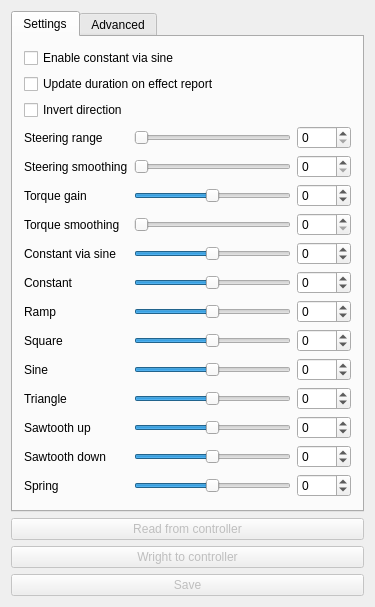
Qt form mainwindow.ui (clintonium-119/bldc-ffb-wheel-ui) before a commit.
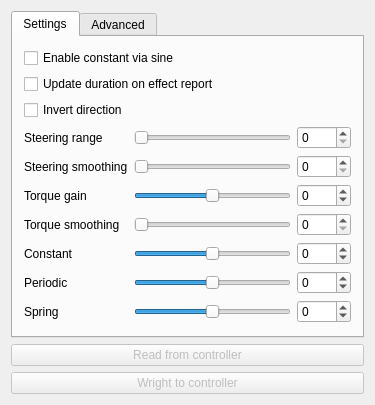
The same form after that commit.

What changed in the file:
```diff
--- a/mainwindow.ui
+++ b/mainwindow.ui
@@ -10,7 +10,7 @@
     <x>0</x>
     <y>0</y>
     <width>375</width>
-    <height>579</height>
+    <height>382</height>
    </rect>
   </property>
   <property name="sizePolicy">
@@ -43,7 +43,7 @@
         <item>
          <widget class="QCheckBox" name="enableConstantViaSinCheckBox">
           <property name="toolTip">
-           <string/>
+           <string>Some games use sine effect to emulate constant force (for example Raceroom) Check this box for correct effects in such games.</string>
           </property>
           <property name="text">
            <string>Enable constant via sine</string>
@@ -52,6 +52,9 @@
         </item>
         <item>
          <widget class="QCheckBox" name="updateDurationOnEffectReportCheckBox">
+          <property name="toolTip">
+           <string>Some games do not update effects duration correctly. Keep this box checked unless your game does not stop effects correctly.</string>
+          </property>
           <property name="text">
            <string>Update duration on effect report</string>
           </property>
@@ -59,6 +62,9 @@
         </item>
         <item>
          <widget class="QCheckBox" name="invertDirection_1">
+          <property name="toolTip">
+           <string>Uncheck/check this box if your wheel turns to wrong side in game</string>
+          </property>
           <property name="text">
            <string>Invert direction</string>
           </property>
@@ -66,180 +72,31 @@
         </item>
         <item>
          <layout class="QGridLayout" name="gridLayout">
-          <item row="1" column="0">
-           <widget class="QLabel" name="label_27">
-            <property name="text">
-             <string>Steering smoothing</string>
+          <item row="3" column="0">
+           <widget class="QLabel" name="label_21">
+            <property name="toolTip">
+             <string>Filter for torque output smoothness. Increase value if FFB effects are noisy in game.</string>
             </property>
-           </widget>
-          </item>
-          <item row="4" column="1">
-           <widget class="QSlider" name="constantViaSineSlider_1">
-            <property name="minimum">
-             <number>-100</number>
-            </property>
-            <property name="maximum">
-             <number>100</number>
-            </property>
-            <property name="orientation">
-             <enum>Qt::Horizontal</enum>
-            </property>
-           </widget>
-          </item>
-          <item row="6" column="1">
-           <widget class="QSlider" name="rampSlider_1">
-            <property name="minimum">
-             <number>-100</number>
-            </property>
-            <property name="maximum">
-             <number>100</number>
-            </property>
-            <property name="orientation">
-             <enum>Qt::Horizontal</enum>
-            </property>
-           </widget>
-          </item>
-          <item row="8" column="2">
-           <widget class="QSpinBox" name="sineSpinner_1">
-            <property name="minimum">
-             <number>-100</number>
-            </property>
-            <property name="maximum">
-             <number>100</number>
-            </property>
-           </widget>
-          </item>
-          <item row="0" column="0">
-           <widget class="QLabel" name="label_23">
             <property name="text">
-             <string>Steering range</string>
-            </property>
-           </widget>
-          </item>
-          <item row="3" column="2">
-           <widget class="QSpinBox" name="torqueSmoothingSpinner_1"/>
-          </item>
-          <item row="12" column="1">
-           <widget class="QSlider" name="springSlider_1">
-            <property name="minimum">
-             <number>-100</number>
-            </property>
-            <property name="maximum">
-             <number>100</number>
-            </property>
-            <property name="orientation">
-             <enum>Qt::Horizontal</enum>
-            </property>
-           </widget>
-          </item>
-          <item row="7" column="2">
-           <widget class="QSpinBox" name="squareSpinner_1">
-            <property name="minimum">
-             <number>-100</number>
-            </property>
-            <property name="maximum">
-             <number>100</number>
-            </property>
-           </widget>
-          </item>
-          <item row="11" column="1">
-           <widget class="QSlider" name="sawtoothDownSlider_1">
-            <property name="minimum">
-             <number>-100</number>
-            </property>
-            <property name="maximum">
-             <number>100</number>
-            </property>
-            <property name="orientation">
-             <enum>Qt::Horizontal</enum>
-            </property>
-           </widget>
-          </item>
-          <item row="4" column="2">
-           <widget class="QSpinBox" name="constantViaSineSpinner_1">
-            <property name="minimum">
-             <number>-100</number>
-            </property>
-            <property name="maximum">
-             <number>100</number>
-            </property>
-           </widget>
-          </item>
-          <item row="8" column="0">
-           <widget class="QLabel" name="label_22">
-            <property name="text">
-             <string>Sine</string>
-            </property>
-           </widget>
-          </item>
-          <item row="5" column="1">
-           <widget class="QSlider" name="constantSlider_1">
-            <property name="minimum">
-             <number>-100</number>
-            </property>
-            <property name="maximum">
-             <number>100</number>
-            </property>
-            <property name="orientation">
-             <enum>Qt::Horizontal</enum>
+             <string>Torque smoothing</string>
             </property>
            </widget>
           </item>
           <item row="1" column="2">
            <widget class="QSpinBox" name="steeringSmoothingSpinner_1"/>
           </item>
-          <item row="10" column="2">
-           <widget class="QSpinBox" name="sawtoothUpSpinner_1">
-            <property name="minimum">
-             <number>-100</number>
-            </property>
+          <item row="0" column="2">
+           <widget class="QSpinBox" name="steeringRangeSpinner_1">
             <property name="maximum">
-             <number>100</number>
+             <number>1000</number>
             </property>
-           </widget>
-          </item>
-          <item row="2" column="1">
-           <widget class="QSlider" name="torqueGainSlider_1">
-            <property name="minimum">
-             <number>-100</number>
+            <property name="singleStep">
+             <number>10</number>
             </property>
-            <property name="maximum">
-             <number>100</number>
-            </property>
-            <property name="orientation">
-             <enum>Qt::Horizontal</enum>
-            </property>
            </widget>
           </item>
-          <item row="9" column="0">
-           <widget class="QLabel" name="label_15">
-            <property name="text">
-             <string>Triangle</string>
-            </property>
-           </widget>
-          </item>
-          <item row="8" column="1">
-           <widget class="QSlider" name="sineSlider_1">
-            <property name="minimum">
-             <number>-100</number>
-            </property>
-            <property name="maximum">
-             <number>100</number>
-            </property>
-            <property name="orientation">
-             <enum>Qt::Horizontal</enum>
-            </property>
-           </widget>
-          </item>
-          <item row="6" column="0">
-           <widget class="QLabel" name="label_17">
-            <property name="text">
-             <string>Ramp</string>
-            </property>
-           </widget>
-          </item>
-          <item row="9" column="2">
-           <widget class="QSpinBox" name="triangleSpinner_1">
+          <item row="2" column="2">
+           <widget class="QSpinBox" name="torqueGainSpinner_1">
             <property name="minimum">
              <number>-100</number>
             </property>
@@ -249,7 +106,7 @@
            </widget>
           </item>
           <item row="6" column="2">
-           <widget class="QSpinBox" name="rampSpinner_1">
+           <widget class="QSpinBox" name="springSpinner_1">
             <property name="minimum">
              <number>-100</number>
             </property>
@@ -258,119 +115,81 @@
             </property>
            </widget>
           </item>
-          <item row="10" column="0">
-           <widget class="QLabel" name="label_16">
-            <property name="text">
-             <string>Sawtooth up</string>
+          <item row="6" column="1">
+           <widget class="QSlider" name="springSlider_1">
+            <property name="minimum">
+             <number>-100</number>
+            </property>
+            <property name="maximum">
+             <number>100</number>
+            </property>
+            <property name="orientation">
+             <enum>Qt::Horizontal</enum>
             </property>
            </widget>
           </item>
           <item row="2" column="0">
            <widget class="QLabel" name="label_25">
+            <property name="toolTip">
+             <string>Total effect power. Set ot negative values if you need to inver effect direction</string>
+            </property>
             <property name="text">
              <string>Torque gain</string>
             </property>
            </widget>
           </item>
-          <item row="10" column="1">
-           <widget class="QSlider" name="sawtoothUpSlider_1">
-            <property name="minimum">
-             <number>-100</number>
-            </property>
-            <property name="maximum">
-             <number>100</number>
-            </property>
-            <property name="orientation">
-             <enum>Qt::Horizontal</enum>
-            </property>
-           </widget>
-          </item>
-          <item row="0" column="1">
-           <widget class="QSlider" name="steeringRangeSlider_1">
-            <property name="maximum">
-             <number>1000</number>
-            </property>
-            <property name="singleStep">
-             <number>10</number>
-            </property>
-            <property name="orientation">
-             <enum>Qt::Horizontal</enum>
-            </property>
-           </widget>
-          </item>
-          <item row="12" column="2">
-           <widget class="QSpinBox" name="springSpinner_1">
-            <property name="minimum">
-             <number>-100</number>
-            </property>
-            <property name="maximum">
-             <number>100</number>
-            </property>
-           </widget>
-          </item>
-          <item row="1" column="1">
-           <widget class="QSlider" name="steeringSmoothingSlider_1">
-            <property name="orientation">
-             <enum>Qt::Horizontal</enum>
-            </property>
-           </widget>
-          </item>
-          <item row="11" column="2">
-           <widget class="QSpinBox" name="sawtoothDownSpinner_1">
-            <property name="minimum">
-             <number>-100</number>
-            </property>
-            <property name="maximum">
-             <number>100</number>
-            </property>
-           </widget>
-          </item>
-          <item row="7" column="0">
-           <widget class="QLabel" name="label_18">
-            <property name="text">
-             <string>Square</string>
-            </property>
-           </widget>
-          </item>
-          <item row="9" column="1">
-           <widget class="QSlider" name="triangleSlider_1">
-            <property name="minimum">
-             <number>-100</number>
-            </property>
-            <property name="maximum">
-             <number>100</number>
-            </property>
-            <property name="orientation">
-             <enum>Qt::Horizontal</enum>
-            </property>
-           </widget>
-          </item>
-          <item row="3" column="1">
-           <widget class="QSlider" name="torqueSmoothingSlider_1">
-            <property name="orientation">
-             <enum>Qt::Horizontal</enum>
-            </property>
-           </widget>
-          </item>
-          <item row="5" column="0">
+          <item row="4" column="0">
            <widget class="QLabel" name="label_26">
+            <property name="toolTip">
+             <string>Constant effect power. Set ot negative values if you need to inver effect direction</string>
+            </property>
             <property name="text">
              <string>Constant</string>
             </property>
            </widget>
           </item>
-          <item row="0" column="2">
-           <widget class="QSpinBox" name="steeringRangeSpinner_1">
+          <item row="5" column="0">
+           <widget class="QLabel" name="label_18">
+            <property name="toolTip">
+             <string>Periodic effect power. Set ot negative values if you need to inver effect direction</string>
+            </property>
+            <property name="text">
+             <string>Periodic</string>
+            </property>
+           </widget>
+          </item>
+          <item row="0" column="0">
+           <widget class="QLabel" name="label_23">
+            <property name="toolTip">
+             <string>Total range of wheel rotation in deegrees</string>
+            </property>
+            <property name="text">
+             <string>Steering range</string>
+            </property>
+           </widget>
+          </item>
+          <item row="1" column="1">
+           <widget class="QSlider" name="steeringSmoothingSlider_1">
+            <property name="orientation">
+             <enum>Qt::Horizontal</enum>
+            </property>
+           </widget>
+          </item>
+          <item row="0" column="1">
+           <widget class="QSlider" name="steeringRangeSlider_1">
             <property name="maximum">
              <number>1000</number>
             </property>
             <property name="singleStep">
              <number>10</number>
             </property>
+            <property name="orientation">
+             <enum>Qt::Horizontal</enum>
+            </property>
            </widget>
           </item>
-          <item row="7" column="1">
-           <widget class="QSlider" name="squareSlider_1">
+          <item row="4" column="1">
+           <widget class="QSlider" name="constantSlider_1">
             <property name="minimum">
              <number>-100</number>
             </property>
@@ -382,29 +201,71 @@
             </property>
            </widget>
           </item>
-          <item row="12" column="0">
+          <item row="4" column="2">
+           <widget class="QSpinBox" name="constantSpinner_1">
+            <property name="minimum">
+             <number>-100</number>
+            </property>
+            <property name="maximum">
+             <number>100</number>
+            </property>
+           </widget>
+          </item>
+          <item row="5" column="1">
+           <widget class="QSlider" name="periodicSlider_1">
+            <property name="minimum">
+             <number>-100</number>
+            </property>
+            <property name="maximum">
+             <number>100</number>
+            </property>
+            <property name="orientation">
+             <enum>Qt::Horizontal</enum>
+            </property>
+           </widget>
+          </item>
+          <item row="6" column="0">
            <widget class="QLabel" name="label_28">
+            <property name="toolTip">
+             <string>Spring effect power. Set ot negative values if you need to inver effect direction</string>
+            </property>
             <property name="text">
              <string>Spring</string>
             </property>
            </widget>
           </item>
-          <item row="11" column="0">
-           <widget class="QLabel" name="label_20">
-            <property name="text">
-             <string>Sawtooth down</string>
+          <item row="2" column="1">
+           <widget class="QSlider" name="torqueGainSlider_1">
+            <property name="minimum">
+             <number>-100</number>
             </property>
+            <property name="maximum">
+             <number>100</number>
+            </property>
+            <property name="orientation">
+             <enum>Qt::Horizontal</enum>
+            </property>
            </widget>
           </item>
-          <item row="3" column="0">
-           <widget class="QLabel" name="label_21">
+          <item row="1" column="0">
+           <widget class="QLabel" name="label_27">
+            <property name="toolTip">
+             <string>Filter for steering output smoothness. Increase value if wheel steering is noisy in game.</string>
+            </property>
             <property name="text">
-             <string>Torque smoothing</string>
+             <string>Steering smoothing</string>
+            </property>
+           </widget>
+          </item>
+          <item row="3" column="1">
+           <widget class="QSlider" name="torqueSmoothingSlider_1">
+            <property name="orientation">
+             <enum>Qt::Horizontal</enum>
             </property>
            </widget>
           </item>
           <item row="5" column="2">
-           <widget class="QSpinBox" name="constantSpinner_1">
+           <widget class="QSpinBox" name="periodicSpinner_1">
             <property name="minimum">
              <number>-100</number>
             </property>
@@ -413,22 +274,8 @@
             </property>
            </widget>
           </item>
-          <item row="4" column="0">
-           <widget class="QLabel" name="label_24">
-            <property name="text">
-             <string>Constant via sine</string>
-            </property>
-           </widget>
-          </item>
-          <item row="2" column="2">
-           <widget class="QSpinBox" name="torqueGainSpinner_1">
-            <property name="minimum">
-             <number>-100</number>
-            </property>
-            <property name="maximum">
-             <number>100</number>
-            </property>
-           </widget>
+          <item row="3" column="2">
+           <widget class="QSpinBox" name="torqueSmoothingSpinner_1"/>
           </item>
          </layout>
         </item>
@@ -559,16 +406,6 @@
       </property>
      </widget>
     </item>
-    <item>
-     <widget class="QPushButton" name="saveSettingsButton">
-      <property name="enabled">
-       <bool>false</bool>
-      </property>
-      <property name="text">
-       <string>Save</string>
-      </property>
-     </widget>
-    </item>
    </layout>
   </widget>
  </widget>
```
Left out of the diff: 200 changed lines with no effect on the pictures.
